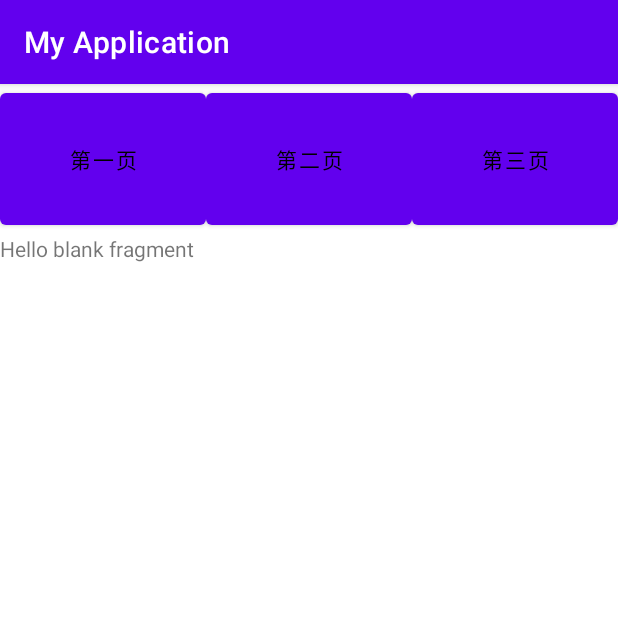
After one commit to zachery1949/Androids, an Android app: the fragment OneFragment placed in its activity, on a phone screen of 412 x 824 dp, the top half of it. The commit adds this screen. Run offline under Robolectric (Android 15) with nearby library versions, the phone set to English and light mode, and no system bars.

Commit message:
【功能】 fragament使用

```diff
--- a/MyApplication/app/src/main/AndroidManifest.xml
+++ b/MyApplication/app/src/main/AndroidManifest.xml
@@ -61,6 +61,11 @@
         android:supportsRtl="true"
         android:theme="@style/Theme.MyApplication"
         tools:targetApi="31">
+        <activity
+            android:name=".FragmentActivity"
+            android:exported="true">
+
+        </activity>
         <activity
             android:name=".OrientationActivity"
             android:exported="true"
--- /dev/null
+++ b/MyApplication/app/src/main/java/com/example/myapplication/FragmentActivity.java
@@ -0,0 +1,30 @@
+package com.example.myapplication;
+
+import androidx.appcompat.app.AppCompatActivity;
+import androidx.fragment.app.FragmentTransaction;
+
+import android.os.Bundle;
+import android.view.View;
+
+public class FragmentActivity extends AppCompatActivity {
+private OneFragment oneFragment;
+    @Override
+    protected void onCreate(Bundle savedInstanceState) {
+        super.onCreate(savedInstanceState);
+        setContentView(R.layout.activity_fragment);
+        oneFragment = new OneFragment();
+        findViewById(R.id.bt_first).setOnClickListener(new View.OnClickListener() {
+            @Override
+            public void onClick(View v) {
+                FragmentTransaction transaction = getSupportFragmentManager().beginTransaction();
+                if (oneFragment == null) {
+                    oneFragment = new OneFragment();
+                }
+                transaction.replace(R.id.fragment_layout, oneFragment);
+                //replace是先移除所有存在的Fragment， 然后把新的Fragment 添加进来。
+                //但是Android7.0以下的replace有未移除所有的bug
+                transaction.commit();
+            }
+        });
+    }
+}
--- /dev/null
+++ b/MyApplication/app/src/main/java/com/example/myapplication/OneFragment.java
@@ -0,0 +1,34 @@
+package com.example.myapplication;
+
+import android.os.Bundle;
+
+import androidx.fragment.app.Fragment;
+
+import android.view.LayoutInflater;
+import android.view.View;
+import android.view.ViewGroup;
+
+
+public class OneFragment extends Fragment {
+
+
+
+    public OneFragment() {
+        // Required empty public constructor
+    }
+
+
+
+    @Override
+    public void onCreate(Bundle savedInstanceState) {
+        super.onCreate(savedInstanceState);
+
+    }
+
+    @Override
+    public View onCreateView(LayoutInflater inflater, ViewGroup container,
+                             Bundle savedInstanceState) {
+        // Inflate the layout for this fragment
+        return inflater.inflate(R.layout.fragment_one, container, false);
+    }
+}
--- /dev/null
+++ b/MyApplication/app/src/main/res/layout/activity_fragment.xml
@@ -0,0 +1,46 @@
+<?xml version="1.0" encoding="utf-8"?>
+<LinearLayout xmlns:android="http://schemas.android.com/apk/res/android"
+    xmlns:app="http://schemas.android.com/apk/res-auto"
+    xmlns:tools="http://schemas.android.com/tools"
+    android:layout_width="match_parent"
+    android:layout_height="match_parent"
+    tools:context=".FragmentActivity"
+    android:orientation="vertical">
+    <LinearLayout
+        android:layout_width="match_parent"
+        android:layout_height="100dp"
+        android:orientation="horizontal">
+        <Button
+            android:layout_width="wrap_content"
+            android:layout_height="match_parent"
+            android:id="@+id/bt_first"
+            android:text="第一页"
+            android:layout_weight="1"
+            android:textColor="@color/black">
+        </Button>
+        <Button
+            android:layout_width="wrap_content"
+            android:layout_height="match_parent"
+            android:id="@+id/bt_sec"
+            android:text="第二页"
+            android:layout_weight="1"
+            android:textColor="@color/black">
+        </Button>
+        <Button
+            android:layout_width="wrap_content"
+            android:layout_height="match_parent"
+            android:id="@+id/bt_third"
+            android:text="第三页"
+            android:layout_weight="1"
+            android:textColor="@color/black">
+        </Button>
+    </LinearLayout>
+    <FrameLayout
+        android:layout_width="match_parent"
+        android:layout_height="0dp"
+        android:id="@+id/fragment_layout"
+        android:layout_weight="1"
+        android:background="@color/purple_200">
+    </FrameLayout>
+
+</LinearLayout>
--- /dev/null
+++ b/MyApplication/app/src/main/res/layout/fragment_one.xml
@@ -0,0 +1,15 @@
+<?xml version="1.0" encoding="utf-8"?>
+<FrameLayout xmlns:android="http://schemas.android.com/apk/res/android"
+    xmlns:tools="http://schemas.android.com/tools"
+    android:layout_width="match_parent"
+    android:layout_height="match_parent"
+    tools:context=".OneFragment"
+    android:background="@color/white">
+
+    <!-- TODO: Update blank fragment layout -->
+    <TextView
+        android:layout_width="match_parent"
+        android:layout_height="match_parent"
+        android:text="@string/hello_blank_fragment" />
+
+</FrameLayout>
--- a/MyApplication/app/src/main/res/values/strings.xml
+++ b/MyApplication/app/src/main/res/values/strings.xml
@@ -9,4 +9,6 @@
 
     <string name="hello_first_fragment">Hello first fragment</string>
     <string name="hello_second_fragment">Hello second fragment. Arg: %1$s</string>
+    <!-- TODO: Remove or change this placeholder text -->
+    <string name="hello_blank_fragment">Hello blank fragment</string>
 </resources>
```
